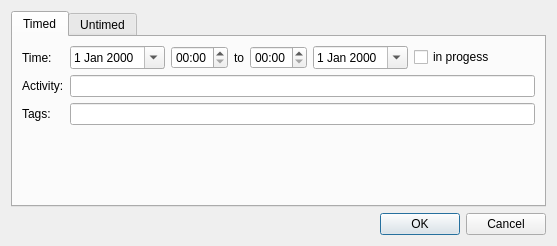
Before: the Qt Designer form src/ui/activitydialog.ui in vubiostat/hourglass-qt, drawn with Qt 5.
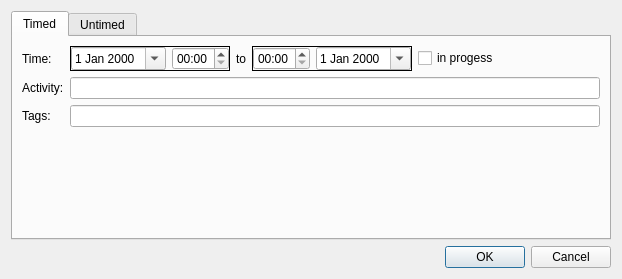
After: the same form once the commit is applied. Custom widgets are drawn as their Qt base class.

Commit message: Add error indicators for time in activity dialog

Diff of the .ui file:
```diff
--- a/src/ui/activitydialog.ui
+++ b/src/ui/activitydialog.ui
@@ -2,6 +2,14 @@
 <ui version="4.0">
  <class>ActivityDialog</class>
  <widget class="QDialog" name="ActivityDialog">
+  <property name="geometry">
+   <rect>
+    <x>0</x>
+    <y>0</y>
+    <width>622</width>
+    <height>279</height>
+   </rect>
+  </property>
   <property name="windowTitle">
    <string>Add earlier activity</string>
   </property>
@@ -26,6 +34,21 @@
        <item row="0" column="1">
         <layout class="QHBoxLayout" name="horizontalLayout">
          <item>
+          <widget class="QFrame" name="frStartedAt">
+           <property name="frameShape">
+            <enum>QFrame::Box</enum>
+           </property>
+           <property name="frameShadow">
+            <enum>QFrame::Plain</enum>
+           </property>
+           <property name="lineWidth">
+            <number>1</number>
+           </property>
+           <layout class="QHBoxLayout" name="horizontalLayout_4">
+            <property name="margin">
+             <number>0</number>
+            </property>
+            <item>
           <widget class="QDateEdit" name="deStartedAt">
            <property name="calendarPopup">
             <bool>true</bool>
@@ -42,6 +65,9 @@
            </property>
           </widget>
          </item>
+           </layout>
+          </widget>
+         </item>
          <item>
           <widget class="QLabel" name="lblTo">
            <property name="text">
@@ -50,6 +76,18 @@
           </widget>
          </item>
          <item>
+          <widget class="QFrame" name="frEndedAt">
+           <property name="frameShape">
+            <enum>QFrame::Box</enum>
+           </property>
+           <property name="frameShadow">
+            <enum>QFrame::Plain</enum>
+           </property>
+           <layout class="QHBoxLayout" name="horizontalLayout_5">
+            <property name="margin">
+             <number>0</number>
+            </property>
+            <item>
           <widget class="QTimeEdit" name="teEndedAt">
            <property name="currentSection">
             <enum>QDateTimeEdit::HourSection</enum>
@@ -66,6 +104,9 @@
            </property>
           </widget>
          </item>
+           </layout>
+          </widget>
+         </item>
          <item>
           <widget class="QCheckBox" name="cbInProgress">
            <property name="text">
```
Left out of the diff: 5 changed lines with no effect on the pictures. Lines whose indentation alone changed are shown as unchanged. The commit also changes 2 other files.
